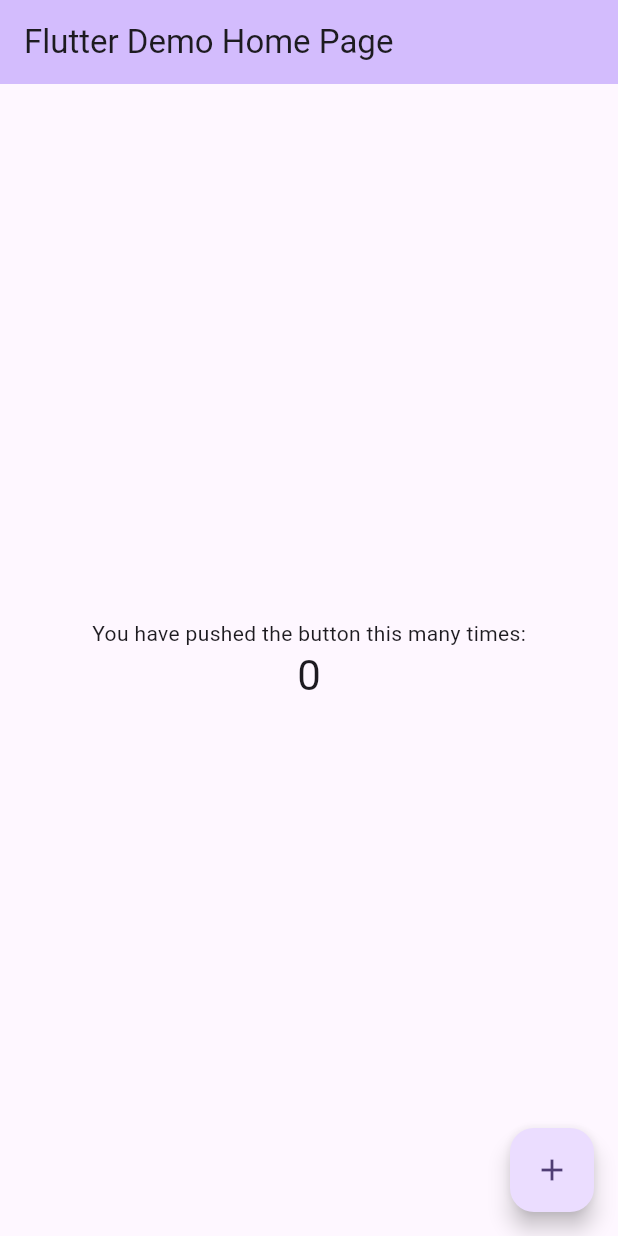
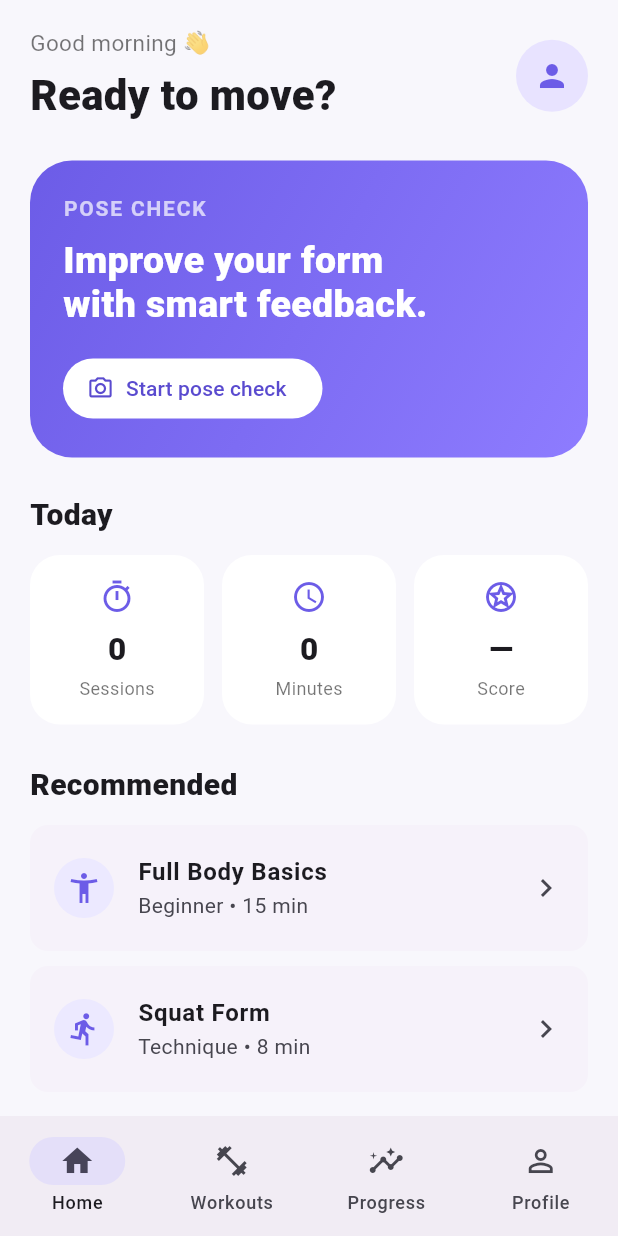
Before and after one commit to abdullahalhossain-bd/pose-app, a Flutter app: the screen it shows after launch, on a phone screen of 412 x 824 dp. Run offline on Flutter 3.47's test engine with Material 3 defaults, Android fonts, the phone set to English and light mode, and no system bars; Roboto replaces fonts that are missing (sans).

Commit message:
feat: build Pose MVP product shell

```diff
--- a/lib/main.dart
+++ b/lib/main.dart
@@ -1,122 +1,196 @@
 import 'package:flutter/material.dart';
 
 void main() {
-  runApp(const MyApp());
+  runApp(const PoseApp());
 }
 
-class MyApp extends StatelessWidget {
-  const MyApp({super.key});
+class PoseApp extends StatelessWidget {
+  const PoseApp({super.key});
 
-  // This widget is the root of your application.
   @override
   Widget build(BuildContext context) {
     return MaterialApp(
-      title: 'Flutter Demo',
+      title: 'Pose',
+      debugShowCheckedModeBanner: false,
       theme: ThemeData(
-        // This is the theme of your application.
-        //
-        // TRY THIS: Try running your application with "flutter run". You'll see
-        // the application has a purple toolbar. Then, without quitting the app,
-        // try changing the seedColor in the colorScheme below to Colors.green
-        // and then invoke "hot reload" (save your changes or press the "hot
-        // reload" button in a Flutter-supported IDE, or press "r" if you used
-        // the command line to start the app).
-        //
-        // Notice that the counter didn't reset back to zero; the application
-        // state is not lost during the reload. To reset the state, use hot
-        // restart instead.
-        //
-        // This works for code too, not just values: Most code changes can be
-        // tested with just a hot reload.
-        colorScheme: .fromSeed(seedColor: Colors.deepPurple),
+        useMaterial3: true,
+        colorScheme: ColorScheme.fromSeed(seedColor: const Color(0xFF6C5CE7)),
+        scaffoldBackgroundColor: const Color(0xFFF8F7FC),
+        fontFamily: 'sans',
       ),
-      home: const MyHomePage(title: 'Flutter Demo Home Page'),
+      home: const HomePage(),
     );
   }
 }
 
-class MyHomePage extends StatefulWidget {
-  const MyHomePage({super.key, required this.title});
-
-  // This widget is the home page of your application. It is stateful, meaning
-  // that it has a State object (defined below) that contains fields that affect
-  // how it looks.
-
-  // This class is the configuration for the state. It holds the values (in this
-  // case the title) provided by the parent (in this case the App widget) and
-  // used by the build method of the State. Fields in a Widget subclass are
-  // always marked "final".
-
-  final String title;
+class HomePage extends StatefulWidget {
+  const HomePage({super.key});
 
   @override
-  State<MyHomePage> createState() => _MyHomePageState();
+  State<HomePage> createState() => _HomePageState();
 }
 
-class _MyHomePageState extends State<MyHomePage> {
-  int _counter = 0;
+class _HomePageState extends State<HomePage> {
+  int _index = 0;
 
-  void _incrementCounter() {
-    setState(() {
-      // This call to setState tells the Flutter framework that something has
-      // changed in this State, which causes it to rerun the build method below
-      // so that the display can reflect the updated values. If we changed
-      // _counter without calling setState(), then the build method would not be
-      // called again, and so nothing would appear to happen.
-      _counter++;
-    });
-  }
+  static const _pages = <Widget>[
+    _Dashboard(),
+    _WorkoutsPage(),
+    _ProgressPage(),
+    _ProfilePage(),
+  ];
 
   @override
   Widget build(BuildContext context) {
-    // This method is rerun every time setState is called, for instance as done
-    // by the _incrementCounter method above.
-    //
-    // The Flutter framework has been optimized to make rerunning build methods
-    // fast, so that you can just rebuild anything that needs updating rather
-    // than having to individually change instances of widgets.
     return Scaffold(
-      appBar: AppBar(
-        // TRY THIS: Try changing the color here to a specific color (to
-        // Colors.amber, perhaps?) and trigger a hot reload to see the AppBar
-        // change color while the other colors stay the same.
-        backgroundColor: Theme.of(context).colorScheme.inversePrimary,
-        // Here we take the value from the MyHomePage object that was created by
-        // the App.build method, and use it to set our appbar title.
-        title: Text(widget.title),
-      ),
-      body: Center(
-        // Center is a layout widget. It takes a single child and positions it
-        // in the middle of the parent.
-        child: Column(
-          // Column is also a layout widget. It takes a list of children and
-          // arranges them vertically. By default, it sizes itself to fit its
-          // children horizontally, and tries to be as tall as its parent.
-          //
-          // Column has various properties to control how it sizes itself and
-          // how it positions its children. Here we use mainAxisAlignment to
-          // center the children vertically; the main axis here is the vertical
-          // axis because Columns are vertical (the cross axis would be
-          // horizontal).
-          //
-          // TRY THIS: Invoke "debug painting" (choose the "Toggle Debug Paint"
-          // action in the IDE, or press "p" in the console), to see the
-          // wireframe for each widget.
-          mainAxisAlignment: .center,
-          children: [
-            const Text('You have pushed the button this many times:'),
-            Text(
-              '$_counter',
-              style: Theme.of(context).textTheme.headlineMedium,
-            ),
-          ],
-        ),
-      ),
-      floatingActionButton: FloatingActionButton(
-        onPressed: _incrementCounter,
-        tooltip: 'Increment',
-        child: const Icon(Icons.add),
+      body: SafeArea(child: _pages[_index]),
+      bottomNavigationBar: NavigationBar(
+        selectedIndex: _index,
+        onDestinationSelected: (value) => setState(() => _index = value),
+        destinations: const [
+          NavigationDestination(icon: Icon(Icons.home_outlined), selectedIcon: Icon(Icons.home), label: 'Home'),
+          NavigationDestination(icon: Icon(Icons.fitness_center_outlined), selectedIcon: Icon(Icons.fitness_center), label: 'Workouts'),
+          NavigationDestination(icon: Icon(Icons.insights_outlined), selectedIcon: Icon(Icons.insights), label: 'Progress'),
+          NavigationDestination(icon: Icon(Icons.person_outline), selectedIcon: Icon(Icons.person), label: 'Profile'),
+        ],
       ),
     );
   }
 }
+
+class _Dashboard extends StatelessWidget {
+  const _Dashboard();
+
+  @override
+  Widget build(BuildContext context) {
+    return ListView(
+      padding: const EdgeInsets.fromLTRB(20, 18, 20, 24),
+      children: [
+        Row(
+          children: [
+            Expanded(
+              child: Column(crossAxisAlignment: CrossAxisAlignment.start, children: const [
+                Text('Good morning 👋', style: TextStyle(fontSize: 15, color: Colors.black54)),
+                SizedBox(height: 4),
+                Text('Ready to move?', style: TextStyle(fontSize: 28, fontWeight: FontWeight.w800)),
+              ]),
+            ),
+            CircleAvatar(
+              radius: 24,
+              backgroundColor: Color(0xFFE8E3FF),
+              child: Icon(Icons.person, color: Color(0xFF6C5CE7)),
+            ),
+          ],
+        ),
+        const SizedBox(height: 24),
+        Container(
+          padding: const EdgeInsets.all(22),
+          decoration: BoxDecoration(
+            gradient: const LinearGradient(begin: Alignment.topLeft, end: Alignment.bottomRight, colors: [Color(0xFF6C5CE7), Color(0xFF8E7CFF)]),
+            borderRadius: BorderRadius.circular(28),
+          ),
+          child: Column(crossAxisAlignment: CrossAxisAlignment.start, children: [
+            const Text('POSE CHECK', style: TextStyle(color: Colors.white70, fontWeight: FontWeight.w700, letterSpacing: 1.2)),
+            const SizedBox(height: 10),
+            const Text('Improve your form\nwith smart feedback.', style: TextStyle(color: Colors.white, fontSize: 25, height: 1.15, fontWeight: FontWeight.w800)),
+            const SizedBox(height: 18),
+            FilledButton.icon(
+              style: FilledButton.styleFrom(backgroundColor: Colors.white, foregroundColor: Color(0xFF5A4BCF)),
+              onPressed: () => _showComingSoon(context),
+              icon: const Icon(Icons.camera_alt_outlined),
+              label: const Text('Start pose check'),
+            ),
+          ]),
+        ),
+        const SizedBox(height: 24),
+        const Text('Today', style: TextStyle(fontSize: 20, fontWeight: FontWeight.w800)),
+        const SizedBox(height: 12),
+        Row(children: const [
+          Expanded(child: _MetricCard(value: '0', label: 'Sessions', icon: Icons.timer_outlined)),
+          SizedBox(width: 12),
+          Expanded(child: _MetricCard(value: '0', label: 'Minutes', icon: Icons.schedule_outlined)),
+          SizedBox(width: 12),
+          Expanded(child: _MetricCard(value: '—', label: 'Score', icon: Icons.stars_outlined)),
+        ]),
+        const SizedBox(height: 26),
+        const Text('Recommended', style: TextStyle(fontSize: 20, fontWeight: FontWeight.w800)),
+        const SizedBox(height: 12),
+        const _WorkoutTile(title: 'Full Body Basics', subtitle: 'Beginner • 15 min', icon: Icons.accessibility_new),
+        const _WorkoutTile(title: 'Squat Form', subtitle: 'Technique • 8 min', icon: Icons.directions_run),
+      ],
+    );
+  }
+
+  void _showComingSoon(BuildContext context) {
+    ScaffoldMessenger.of(context).showSnackBar(const SnackBar(content: Text('Camera + pose detection is the next product milestone.')));
+  }
+}
+
+class _MetricCard extends StatelessWidget {
+  final String value;
+  final String label;
+  final IconData icon;
+  const _MetricCard({required this.value, required this.label, required this.icon});
+
+  @override
+  Widget build(BuildContext context) {
+    return Container(
+      padding: const EdgeInsets.symmetric(vertical: 16, horizontal: 10),
+      decoration: BoxDecoration(color: Colors.white, borderRadius: BorderRadius.circular(20)),
+      child: Column(children: [Icon(icon, color: Color(0xFF6C5CE7)), const SizedBox(height: 8), Text(value, style: const TextStyle(fontSize: 21, fontWeight: FontWeight.w800)), const SizedBox(height: 2), Text(label, style: const TextStyle(fontSize: 12, color: Colors.black54))]),
+    );
+  }
+}
+
+class _WorkoutTile extends StatelessWidget {
+  final String title;
+  final String subtitle;
+  final IconData icon;
+  const _WorkoutTile({required this.title, required this.subtitle, required this.icon});
+
+  @override
+  Widget build(BuildContext context) {
+    return Card(
+      elevation: 0,
+      margin: const EdgeInsets.only(bottom: 10),
+      child: ListTile(
+        contentPadding: const EdgeInsets.symmetric(horizontal: 16, vertical: 6),
+        leading: CircleAvatar(backgroundColor: const Color(0xFFECE9FF), child: Icon(icon, color: const Color(0xFF6C5CE7))),
+        title: Text(title, style: const TextStyle(fontWeight: FontWeight.w700)),
+        subtitle: Text(subtitle),
+        trailing: const Icon(Icons.chevron_right),
+        onTap: () {},
+      ),
+    );
+  }
+}
+
+class _WorkoutsPage extends StatelessWidget {
+  const _WorkoutsPage();
+  @override
+  Widget build(BuildContext context) => const _SimplePage(title: 'Workouts', icon: Icons.fitness_center, message: 'Your exercise library will live here.');
+}
+
+class _ProgressPage extends StatelessWidget {
+  const _ProgressPage();
+  @override
+  Widget build(BuildContext context) => const _SimplePage(title: 'Progress', icon: Icons.insights, message: 'Pose scores, consistency and improvement will appear here.');
+}
+
+class _ProfilePage extends StatelessWidget {
+  const _ProfilePage();
+  @override
+  Widget build(BuildContext context) => const _SimplePage(title: 'Profile', icon: Icons.person, message: 'Account and preferences will live here.');
+}
+
+class _SimplePage extends StatelessWidget {
+  final String title;
+  final IconData icon;
+  final String message;
+  const _SimplePage({required this.title, required this.icon, required this.message});
+
+  @override
+  Widget build(BuildContext context) {
+    return Center(child: Padding(padding: const EdgeInsets.all(32), child: Column(mainAxisAlignment: MainAxisAlignment.center, children: [Icon(icon, size: 64, color: const Color(0xFF6C5CE7)), const SizedBox(height: 18), Text(title, style: const TextStyle(fontSize: 28, fontWeight: FontWeight.w800)), const SizedBox(height: 8), Text(message, textAlign: TextAlign.center, style: const TextStyle(color: Colors.black54, fontSize: 16))])));
+  }
+}
```
